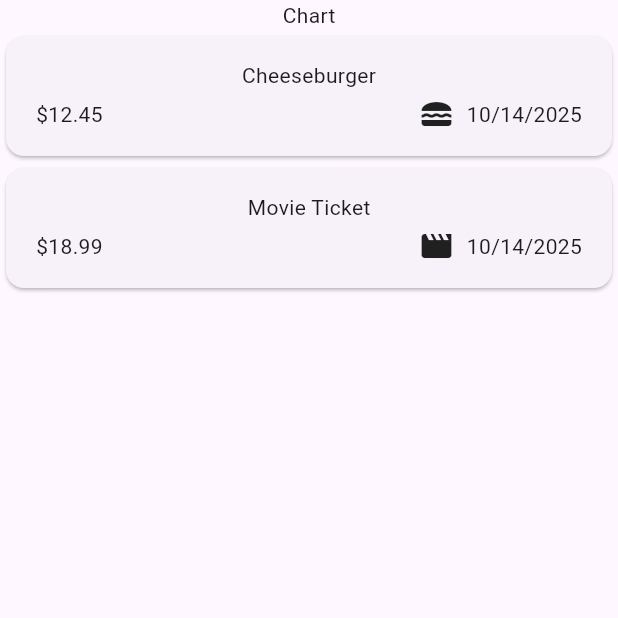
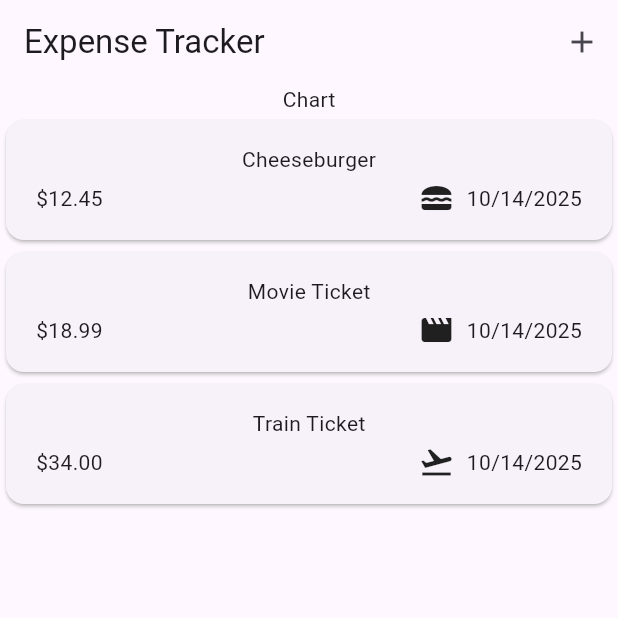
Before and after one commit to luge21/my_app, a Flutter app: the screen it shows after launch, on a phone screen of 412 x 824 dp, the top half of it. Run offline on Flutter 3.47's test engine with Material 3 defaults, Android fonts, the phone set to English and light mode, and no system bars; our stand-ins replace google_fonts.

```diff
--- a/lib/expenses.dart
+++ b/lib/expenses.dart
@@ -2,37 +2,59 @@ import 'package:my_app/expenses_list.dart';
 import 'package:my_app/models/expense.dart';
 import 'package:flutter/material.dart';
 
-class Expenses extends StatefulWidget{
+class Expenses extends StatefulWidget {
   const Expenses({super.key});
 
-  State<Expenses> createState(){
+  @override
+  State<Expenses> createState() {
     return _ExpensesState();
   }
 }
 
 class _ExpensesState extends State<Expenses> {
-  final List <Expense> _registeredExpenses = [
+  void _openAddExpenseOverlay() {
+    showModalBottomSheet(context: context,
+    builder: (ctx) => Text('Add Expense'),
+    );
+  }
+
+  final List<Expense> _registeredExpenses = [
     Expense(
       title: 'Cheeseburger',
       amount: 12.45,
       date: DateTime.now(),
       category: Category.food,
-      ),
+    ),
     Expense(
       title: 'Movie Ticket',
       amount: 18.99,
       date: DateTime.now(),
       category: Category.leisure,
-      ),
+    ),
+    Expense(
+      title: 'Train Ticket',
+      amount: 34.00,
+      date: DateTime.now(),
+      category: Category.travel,
+    ),
   ];
 
   @override
   Widget build(BuildContext context) {
     return Scaffold(
+      appBar: AppBar(
+        title: const Text('Expense Tracker'),
+        actions: [
+          IconButton(
+            onPressed: _openAddExpenseOverlay,
+            icon: const Icon(Icons.add),
+          ),
+        ],
+      ),
       body: Column(
         children: [
-        Text("Chart"),
-        Expanded(child: ExpensesList(expenses: _registeredExpenses)),
+          const Text("Chart"),
+          Expanded(child: ExpensesList(expenses: _registeredExpenses)),
         ],
       ),
     );
```
